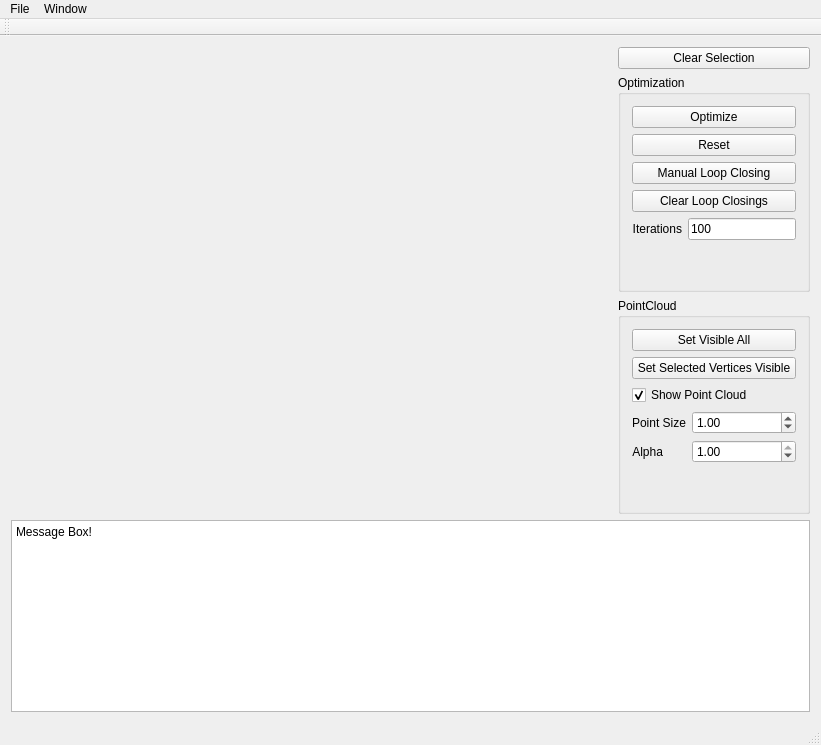
Above: mainwindow.ui from jaejunlee0538/manual_pos_graph_slam before the change. Below: the same form after it.
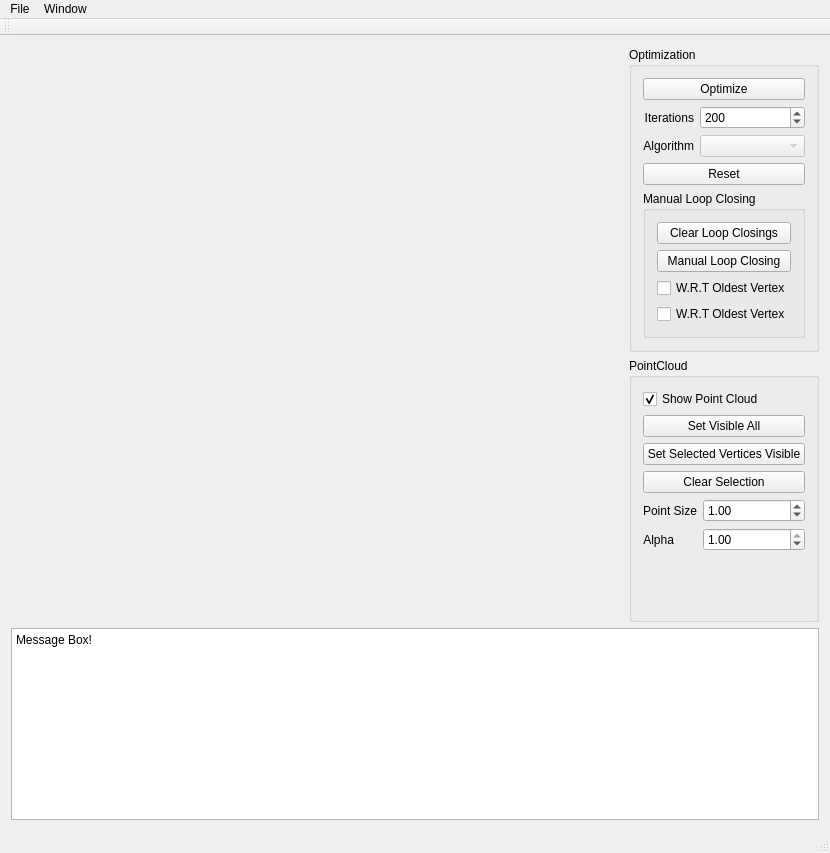
That is the form after the change. Custom widgets are drawn as their Qt base class.

The edit to the form file:
```diff
--- a/mainwindow.ui
+++ b/mainwindow.ui
@@ -6,8 +6,8 @@
    <rect>
     <x>0</x>
     <y>0</y>
-    <width>821</width>
-    <height>745</height>
+    <width>830</width>
+    <height>853</height>
    </rect>
   </property>
   <property name="windowTitle">
@@ -29,13 +29,6 @@
       </item>
       <item>
        <layout class="QVBoxLayout" name="verticalLayout_2">
-        <item>
-         <widget class="QPushButton" name="pushButton_ClearSelection">
-          <property name="text">
-           <string>Clear Selection</string>
-          </property>
-         </widget>
-        </item>
         <item>
          <widget class="QGroupBox" name="groupBox_2">
           <property name="title">
@@ -49,27 +42,6 @@
              </property>
             </widget>
            </item>
-           <item>
-            <widget class="QPushButton" name="pushButton_Reset">
-             <property name="text">
-              <string>Reset</string>
-             </property>
-            </widget>
-           </item>
-           <item>
-            <widget class="QPushButton" name="pushButton_ManualLoopClosing">
-             <property name="text">
-              <string>Manual Loop Closing</string>
-             </property>
-            </widget>
-           </item>
-           <item>
-            <widget class="QPushButton" name="pushButton_ClearLoopClosings">
-             <property name="text">
-              <string>Clear Loop Closings</string>
-             </property>
-            </widget>
-           </item>
            <item>
             <layout class="QFormLayout" name="formLayout">
              <property name="fieldGrowthPolicy">
@@ -81,19 +53,6 @@
              <property name="formAlignment">
               <set>Qt::AlignLeading|Qt::AlignLeft|Qt::AlignTop</set>
              </property>
-             <item row="1" column="1">
-              <widget class="QLineEdit" name="lineEdit_iterations">
-               <property name="sizePolicy">
-                <sizepolicy hsizetype="Minimum" vsizetype="Fixed">
-                 <horstretch>0</horstretch>
-                 <verstretch>0</verstretch>
-                </sizepolicy>
-               </property>
-               <property name="text">
-                <string>100</string>
-               </property>
-              </widget>
-             </item>
              <item row="1" column="0">
               <widget class="QLabel" name="label_Iterations">
                <property name="text">
@@ -104,8 +63,85 @@
                </property>
               </widget>
              </item>
+             <item row="1" column="1">
+              <widget class="QSpinBox" name="spinBox_OptimizationIterations">
+               <property name="minimum">
+                <number>50</number>
+               </property>
+               <property name="maximum">
+                <number>10000</number>
+               </property>
+               <property name="singleStep">
+                <number>50</number>
+               </property>
+               <property name="value">
+                <number>200</number>
+               </property>
+              </widget>
+             </item>
+             <item row="2" column="1">
+              <widget class="QComboBox" name="comboBox_OptimizationAlgorithm">
+               <property name="enabled">
+                <bool>false</bool>
+               </property>
+              </widget>
+             </item>
+             <item row="2" column="0">
+              <widget class="QLabel" name="label_Iterations_4">
+               <property name="text">
+                <string>Algorithm</string>
+               </property>
+               <property name="alignment">
+                <set>Qt::AlignRight|Qt::AlignTrailing|Qt::AlignVCenter</set>
+               </property>
+              </widget>
+             </item>
             </layout>
            </item>
+           <item>
+            <widget class="QPushButton" name="pushButton_Reset">
+             <property name="text">
+              <string>Reset</string>
+             </property>
+            </widget>
+           </item>
+           <item>
+            <widget class="QGroupBox" name="groupBox_3">
+             <property name="title">
+              <string>Manual Loop Closing</string>
+             </property>
+             <layout class="QVBoxLayout" name="verticalLayout_5">
+              <item>
+               <widget class="QPushButton" name="pushButton_ClearLoopClosings">
+                <property name="text">
+                 <string>Clear Loop Closings</string>
+                </property>
+               </widget>
+              </item>
+              <item>
+               <widget class="QPushButton" name="pushButton_ManualLoopClosing">
+                <property name="text">
+                 <string>Manual Loop Closing</string>
+                </property>
+               </widget>
+              </item>
+              <item>
+               <widget class="QCheckBox" name="checkBox_WRT_OldestVertex">
+                <property name="text">
+                 <string>W.R.T Oldest Vertex</string>
+                </property>
+               </widget>
+              </item>
+              <item>
+               <widget class="QCheckBox" name="checkBox_WRT_OldestVertex2">
+                <property name="text">
+                 <string>W.R.T Oldest Vertex</string>
+                </property>
+               </widget>
+              </item>
+             </layout>
+            </widget>
+           </item>
           </layout>
          </widget>
         </item>
@@ -115,20 +151,6 @@
            <string>PointCloud</string>
           </property>
           <layout class="QVBoxLayout" name="verticalLayout_3">
-           <item>
-            <widget class="QPushButton" name="pushButton_SetVisibleAll">
-             <property name="text">
-              <string>Set Visible All</string>
-             </property>
-            </widget>
-           </item>
-           <item>
-            <widget class="QPushButton" name="pushButton_SetSelectedVerticesVisible">
-             <property name="text">
-              <string>Set Selected Vertices Visible</string>
-             </property>
-            </widget>
-           </item>
            <item>
             <widget class="QCheckBox" name="checkBox_ShowPointCloud">
              <property name="text">
@@ -139,6 +161,27 @@
              </property>
             </widget>
            </item>
+           <item>
+            <widget class="QPushButton" name="pushButton_SetVisibleAll">
+             <property name="text">
+              <string>Set Visible All</string>
+             </property>
+            </widget>
+           </item>
+           <item>
+            <widget class="QPushButton" name="pushButton_SetSelectedVerticesVisible">
+             <property name="text">
+              <string>Set Selected Vertices Visible</string>
+             </property>
+            </widget>
+           </item>
+           <item>
+            <widget class="QPushButton" name="pushButton_ClearSelection">
+             <property name="text">
+              <string>Clear Selection</string>
+             </property>
+            </widget>
+           </item>
            <item>
             <layout class="QFormLayout" name="formLayout_2">
              <item row="3" column="0">
@@ -238,7 +281,7 @@
     <rect>
      <x>0</x>
      <y>0</y>
-     <width>821</width>
+     <width>830</width>
      <height>25</height>
     </rect>
    </property>
```
